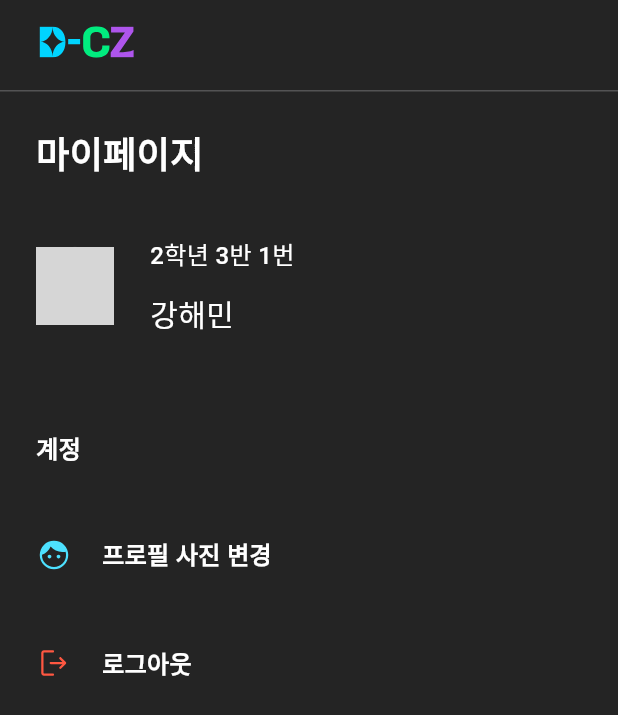
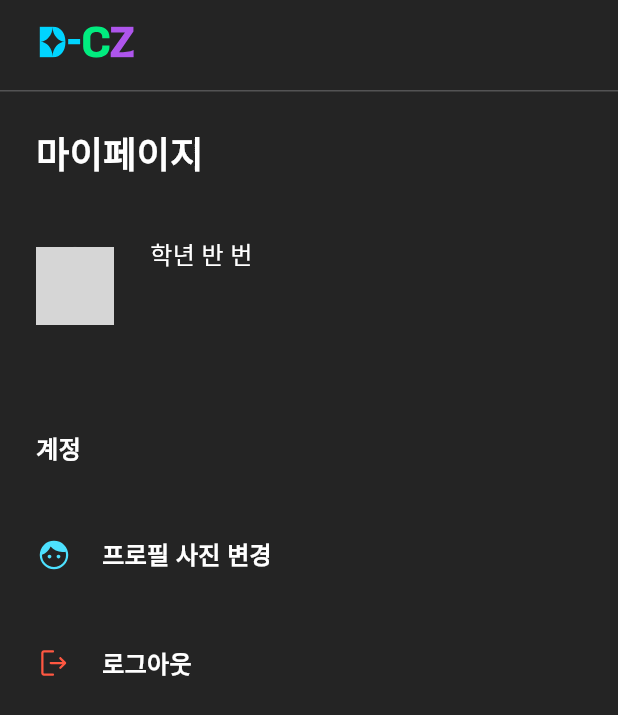
Before and after one commit to Project-After-School/dcz-flutter, a Flutter app: the MyPageScreen screen opened by its route, on a phone screen of 412 x 824 dp. Shown: the top 715 px of the screen. Run offline on Flutter 3.47's test engine with Material 3 defaults, Android fonts, the phone set to English and light mode, and no system bars; our stand-ins replace dio, file_picker, flutter_riverpod, flutter_secure_storage, flutter_svg, go_router and 1 more; accounts and stored records are empty; Roboto replaces fonts that are missing (Pretendard); grey boxes are pictures that could not be loaded.

```diff
--- a/lib/presentation/my_page/widget/my_page_account_widget.dart
+++ b/lib/presentation/my_page/widget/my_page_account_widget.dart
@@ -72,9 +72,9 @@ class _MyPageAccountWidgetState extends State<MyPageAccountWidget> {
             Column(
               crossAxisAlignment: CrossAxisAlignment.start,
               children: [
-                Text('2학년 3반 1번', style: DCZTextStyle.body2(color: DCZColor.white),),
+                Text('학년 반 번', style: DCZTextStyle.body2(color: DCZColor.white),),
                 const SizedBox(height: 12),
-                Text('강해민', style: DCZTextStyle.body1(color: DCZColor.white),),
+                Text('', style: DCZTextStyle.body1(color: DCZColor.white),),
               ],
             )
           ],
```
